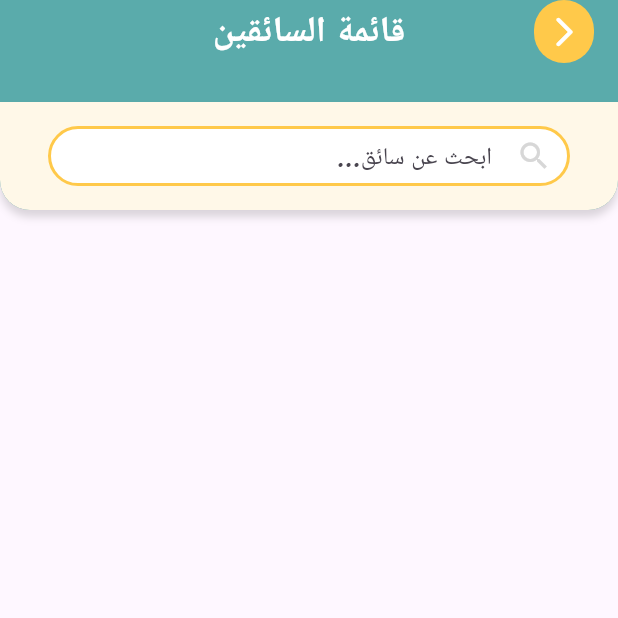
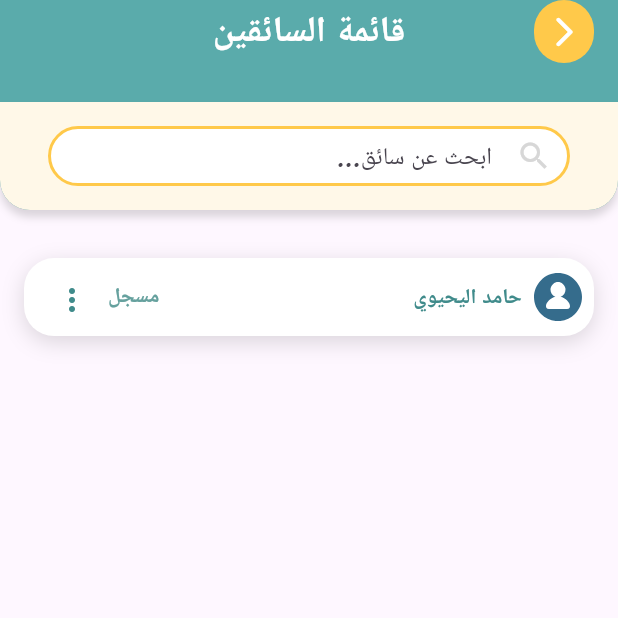
Before and after one commit to TuwaieqHMA/Darb-App, a Flutter app: the DriverListPage screen opened directly, on a phone screen of 412 x 824 dp, the top half of it. Run offline on Flutter 3.47's test engine with Material 3 defaults, Android fonts, the phone set to English and light mode, and no system bars; our stand-ins replace bloc, device_preview, flutter_bloc, flutter_dotenv, flutter_localization, flutter_otp_text_field and 5 more; missing offline and left inert: otp_timer_button; accounts and stored records are empty; project files that could hold a hidden picture were left out.

Commit message:
Feature: Added Item Cards UI

```diff
--- a/lib/pages/driver_list_page.dart
+++ b/lib/pages/driver_list_page.dart
@@ -2,6 +2,7 @@ import 'package:darb_app/helpers/extensions/screen_helper.dart';
 import 'package:darb_app/utils/colors.dart';
 import 'package:darb_app/widgets/custom_search_bar.dart';
 import 'package:darb_app/widgets/page_app_bar.dart';
+import 'package:darb_app/widgets/person_card.dart';
 import 'package:flutter/material.dart';
 
 // ignore: must_be_immutable
@@ -37,6 +38,15 @@ class DriverListPage extends StatelessWidget {
           ),
         ),
       ),
+      body: ListView(
+        padding: const EdgeInsets.symmetric(horizontal: 16, vertical: 32,),
+        children: const [
+          PersonCard(
+            name: "حامد اليحيوي",
+            isSigned: true,
+          ),
+        ],
+      ),
     );
   }
 }
--- /dev/null
+++ b/lib/widgets/more_button.dart
@@ -0,0 +1,70 @@
+import 'package:darb_app/utils/colors.dart';
+import 'package:darb_app/utils/fonts.dart';
+import 'package:flutter/material.dart';
+
+class MoreButton extends StatelessWidget {
+  const MoreButton({
+    super.key,
+    this.onEditClick,
+    this.onDeleteClick, this.padding,
+  });
+
+  final Function()? onEditClick;
+  final Function()? onDeleteClick;
+  final EdgeInsetsGeometry? padding;
+
+  @override
+  Widget build(BuildContext context) {
+    return MenuAnchor(
+        builder: (context, controller, child) {
+          return IconButton(
+            style: ButtonStyle(
+              padding: MaterialStatePropertyAll(padding)
+            ),
+            padding: padding,
+            constraints: (padding != null) ? const BoxConstraints() : null,
+            onPressed: (controller.open),
+            icon: const Icon(
+              Icons.more_vert_rounded,
+              color: signatureTealColor,
+            ),
+          );
+        },
+        style: MenuStyle(
+          elevation: const MaterialStatePropertyAll(10),
+          surfaceTintColor: const MaterialStatePropertyAll(offWhiteColor),
+          shape: MaterialStatePropertyAll(
+              RoundedRectangleBorder(borderRadius: BorderRadius.circular(20))),
+        ),
+        menuChildren: [
+          MenuItemButton(
+              onPressed: onEditClick,
+              leadingIcon: const Icon(
+                Icons.edit,
+                color: signatureYellowColor,
+              ),
+              child: const Text(
+                "تعديل",
+                style: TextStyle(
+                    color: signatureYellowColor,
+                    fontFamily: inukFont,
+                    fontSize: 14,
+                    fontWeight: FontWeight.w600),
+              )),
+          MenuItemButton(
+              onPressed: onDeleteClick,
+              leadingIcon: const Icon(
+                Icons.delete,
+                color: redColor,
+              ),
+              child: const Text(
+                "حذف",
+                style: TextStyle(
+                    color: redColor,
+                    fontFamily: inukFont,
+                    fontSize: 14,
+                    fontWeight: FontWeight.w600),
+              )),
+        ]);
+  }
+}
--- /dev/null
+++ b/lib/widgets/person_card.dart
@@ -0,0 +1,72 @@
+import 'package:darb_app/helpers/extensions/screen_helper.dart';
+import 'package:darb_app/utils/colors.dart';
+import 'package:darb_app/utils/fonts.dart';
+import 'package:darb_app/utils/spaces.dart';
+import 'package:darb_app/widgets/more_button.dart';
+import 'package:flutter/material.dart';
+import 'package:flutter_svg/svg.dart';
+
+class PersonCard extends StatelessWidget {
+  const PersonCard({
+    super.key,
+    required this.name,
+    this.isSigned,
+  });
+
+  final String name;
+  final bool? isSigned;
+
+  @override
+  Widget build(BuildContext context) {
+    return Container(
+      width: context.getWidth(),
+      height: 52,
+      padding: const EdgeInsets.all(8),
+      margin: const EdgeInsets.only(bottom: 16),
+      decoration: BoxDecoration(
+          color: whiteColor,
+          borderRadius: BorderRadius.circular(20),
+          boxShadow: [
+            BoxShadow(
+              color: shadowColor,
+              blurRadius: 12,
+              offset: const Offset(0, 4),
+            ),
+          ]),
+      child: Row(
+        mainAxisAlignment: MainAxisAlignment.spaceBetween,
+        children: [
+          SvgPicture.asset("assets/icons/circle_person_icon.svg"),
+          width8,
+          Expanded(
+              child: Text(
+            name,
+            style: const TextStyle(
+              color: signatureTealColor,
+              fontFamily: inukFont,
+              fontSize: 14,
+              fontWeight: FontWeight.w600,
+              overflow: TextOverflow.ellipsis,
+            ),
+          )),
+          width8,
+          (isSigned != null)
+              ? Text(
+                  isSigned! ? "مسجل" : "غير مسجل",
+                  style: TextStyle(
+                      color: isSigned! ? greenColor : redColor,
+                      fontFamily: inukFont,
+                      fontSize: 14,
+                      fontWeight: FontWeight.w600),
+                )
+              : nothing,
+          MoreButton(
+            onEditClick: (){},
+            onDeleteClick: (){},
+          )
+
+        ],
+      ),
+    );
+  }
+}
--- a/pubspec.yaml
+++ b/pubspec.yaml
@@ -24,6 +24,7 @@ dependencies:
   font_awesome_flutter: ^10.7.0
   shape_of_view_null_safe: ^3.0.0
   flutter_localization: ^0.2.0
+  dropdown_button2: ^2.3.9
 
 dev_dependencies:
   flutter_test:
```
Also changed, not shown: lib/pages/bus_list_page.dart (+19 -0 lines), lib/pages/student_list_page.dart (+9 -0 lines), lib/widgets/bus_card.dart (added, +65 -0 lines), assets/icons/circle_bus_icon.svg (added), assets/icons/circle_person_icon.svg (added), pubspec.lock.
